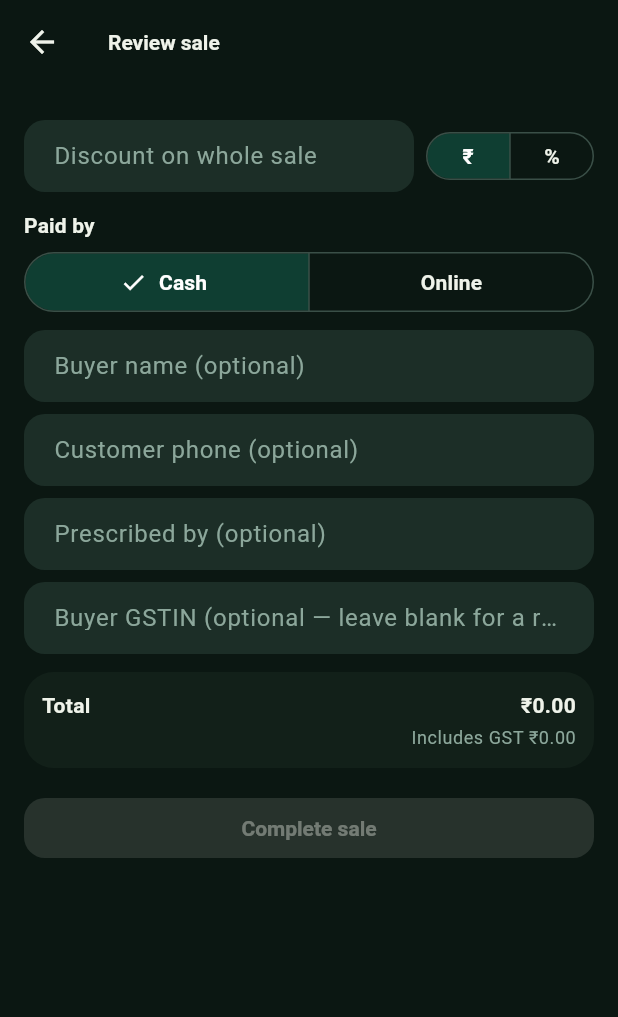
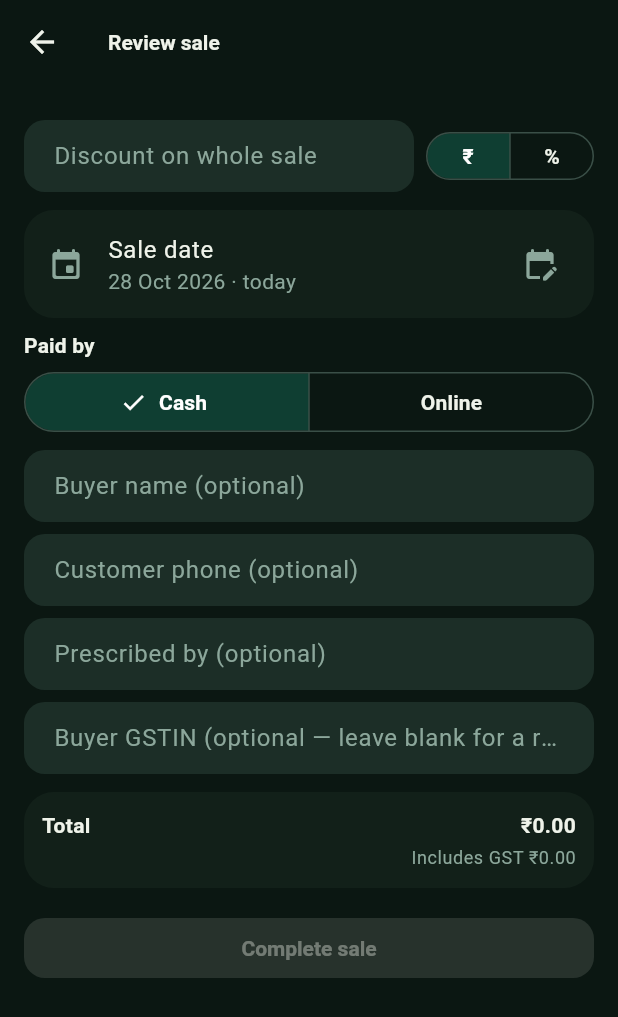
Before and after one commit to LostInCosmos/bahi_app, a Flutter app: the SaleReviewScreen screen opened directly with empty values, on a phone screen of 412 x 824 dp. Shown: the top 1017 px of the screen. Run offline on Flutter 3.47's test engine with Material 3 defaults, Android fonts, the phone set to English and light mode, and no system bars; our stand-ins replace file_picker, flutter_secure_storage, image_picker, package_info_plus, pdf, share_plus and 1 more; missing offline and left inert: pdfx, qr, record; accounts and stored records are empty.

Commit message:
DAS-150: the shopkeeper can date a sale (today by default, no future day)
A "Sale date" row on Review sale, above "Paid by": today unless another day
is picked (any past day for now, per the user; the 30-day window stays
behind kSaleDateLimits). The date is sent as sale_date only when changed,
so the server dates an ordinary sale its own today. A refused date shows
under the row; an expired batch (batch_expired) names the medicine.

Co-Authored-By: Claude Opus 5.5 <noreply@anthropic.com>

```diff
--- a/lib/features/sales/data/sale_api.dart
+++ b/lib/features/sales/data/sale_api.dart
@@ -1,6 +1,7 @@
 import 'dart:typed_data';
 
 import '../../../core/api/api_client.dart';
+import '../../../core/utils/format.dart';
 import '../models/sale.dart';
 import '../models/sale_totals.dart';
 
@@ -11,6 +12,7 @@ extension SaleApi on ApiClient {
     String? buyerPhone,
     String? doctorName,
     PaymentMode? paymentMode,
+    DateTime? saleDate,
     required List<CartEntry> lineItems,
     Discount? discount,
   }) async {
@@ -24,6 +26,10 @@ extension SaleApi on ApiClient {
       if (orNull(buyerPhone) != null) 'buyer_phone': buyerPhone,
       if (orNull(doctorName) != null) 'doctor_name': doctorName,
       if (paymentMode != null) 'payment_mode': paymentMode.wire,
+      // Only when the shopkeeper picked another day: absent, the server dates
+      // the sale its own today (India), so a phone with a wrong clock cannot
+      // move today's sales. An older server ignores it.
+      if (saleDate != null) 'sale_date': isoDate(saleDate),
       // `rate` is GST-inclusive and a discount is sent as typed; the server
       // converts it to rupees and decides every total (DAS-111).
       if (Discount.wireOf(discount) != null) 'discount': Discount.wireOf(discount),
--- /dev/null
+++ b/lib/features/sales/models/sale_date.dart
@@ -0,0 +1,32 @@
+/// Which dates a sale may carry. Today by default; the shopkeeper may pick
+/// another. The user's rule for now (2026-10-28): "any date for now", but
+/// never after today (a date in the next financial year would use up its bill
+/// 0001 early), so no back-dating limit ([kSaleDateLimits] off). The 30-day window it replaced
+/// (back to 30 days ago, never before 1 April of today's financial year, never
+/// in the future) is kept behind the switch, since "for now" may end. The
+/// server checks the same rule and is the one that decides.
+library;
+
+/// Whether the back-dating limits apply. Off at the user's word.
+const kSaleDateLimits = false;
+
+/// How far back a sale may be dated when the limits apply.
+const kSaleBackdateDays = 30;
+
+/// With no back-dating limit the picker still needs a first day: GST began on
+/// 1 July 2017.
+final kGstStart = DateTime(2017, 7, 1);
+
+/// 1 April of the financial year [day] falls in.
+DateTime financialYearStart(DateTime day) => DateTime(day.month >= 4 ? day.year : day.year - 1, 4, 1);
+
+/// The first and last dates a sale made on [today] may carry.
+({DateTime first, DateTime last}) saleDateWindow(DateTime today, {bool limits = kSaleDateLimits}) {
+  final day = DateTime(today.year, today.month, today.day);
+  if (!limits) return (first: kGstStart, last: day);
+  final back = day.subtract(const Duration(days: kSaleBackdateDays));
+  final fyStart = financialYearStart(day);
+  return (first: back.isBefore(fyStart) ? fyStart : back, last: day);
+}
+
+bool sameDay(DateTime a, DateTime b) => a.year == b.year && a.month == b.month && a.day == b.day;
--- a/lib/features/sales/presentation/sale_review_screen.dart
+++ b/lib/features/sales/presentation/sale_review_screen.dart
@@ -8,6 +8,7 @@ import '../../../core/widgets/inline_message.dart';
 import '../../inventory/data/product_catalog.dart';
 import '../data/sale_api.dart';
 import '../models/sale.dart';
+import '../models/sale_date.dart';
 import '../models/sale_totals.dart';
 import '../widgets/cart_line_editor.dart';
 import '../widgets/discount_field.dart';
@@ -35,6 +36,10 @@ class _SaleReviewScreenState extends State<SaleReviewScreen> {
   final _doctorController = TextEditingController();
   /// Cash unless the shopkeeper taps Online (the user, DAS-150).
   PaymentMode _paymentMode = PaymentMode.cash;
+  /// Another day the shopkeeper picked; null is today (the default).
+  DateTime? _saleDate;
+  /// The server's refusal of the date, under the date row.
+  String? _dateError;
   /// The server's refusal of the phone or the doctor, under its field.
   String? _phoneError;
   String? _doctorError;
@@ -98,6 +103,7 @@ class _SaleReviewScreenState extends State<SaleReviewScreen> {
       _message = null;
       _phoneError = null;
       _doctorError = null;
+      _dateError = null;
     });
     try {
       final result = await ApiClient.instance.createSale(
@@ -106,6 +112,7 @@ class _SaleReviewScreenState extends State<SaleReviewScreen> {
         buyerPhone: _buyerPhoneController.text.trim(),
         doctorName: _doctorController.text.trim(),
         paymentMode: _paymentMode,
+        saleDate: _saleDate,
         lineItems: widget.cart,
         discount: _saleDiscount,
       );
@@ -115,7 +122,14 @@ class _SaleReviewScreenState extends State<SaleReviewScreen> {
       final detail = e.detail;
       if (!mounted) return;
       final gone = e.statusCode == 404 ? _goneBatch.firstMatch(e.message) : null;
-      if (detail is Map && detail['error'] == 'insufficient_stock') {
+      if (detail is Map && detail['error'] == 'batch_expired') {
+        final expiry = DateTime.tryParse('${detail['expiry_date']}');
+        setState(() => _message = '${detail['product_name']}: this batch expired on '
+            '${expiry == null ? detail['expiry_date'] : shortDate(expiry)}, before the sale date. '
+            'Change the date or the batch.');
+      } else if (e.statusCode == 422 && detail is String && e.field == 'sale_date') {
+        setState(() => _dateError = detail);
+      } else if (detail is Map && detail['error'] == 'insufficient_stock') {
         setState(() => _message = 'Not enough stock for ${detail['product_name']}: '
             'requested ${detail['requested']}, available ${detail['available']}.');
       } else if (gone != null) {
@@ -157,6 +171,8 @@ class _SaleReviewScreenState extends State<SaleReviewScreen> {
             errorText: totals.saleError,
           ),
           const SizedBox(height: Spacing.m),
+          _saleDateRow(context),
+          const SizedBox(height: Spacing.s),
           Text('Paid by', style: Theme.of(context).textTheme.labelLarge),
           const SizedBox(height: Spacing.xs),
           SegmentedButton<PaymentMode>(
@@ -217,6 +233,57 @@ class _SaleReviewScreenState extends State<SaleReviewScreen> {
     );
   }
 
+  /// The sale's date: today unless the shopkeeper picks another day. Any past
+  /// day for now (the user), never a future one; see sale_date.dart.
+  Widget _saleDateRow(BuildContext context) {
+    final today = DateTime.now();
+    final shown = _saleDate ?? today;
+    final theme = Theme.of(context);
+    return Column(
+      crossAxisAlignment: CrossAxisAlignment.start,
+      children: [
+        Card(
+          margin: EdgeInsets.zero,
+          child: ListTile(
+            key: const ValueKey('sale-date'),
+            leading: const Icon(Icons.event_rounded),
+            title: const Text('Sale date'),
+            subtitle: Text('${shortDate(shown)} · ${_saleDate == null ? 'today' : 'changed'}'),
+            trailing: _saleDate == null
+                ? const Icon(Icons.edit_calendar_rounded)
+                : TextButton(
+                    onPressed: () => setState(() {
+                      _saleDate = null;
+                      _dateError = null;
+                    }),
+                    child: const Text('Use today'),
+                  ),
+            onTap: () async {
+              final window = saleDateWindow(today);
+              final picked = await showDatePicker(
+                context: context,
+                initialDate: shown,
+                firstDate: window.first,
+                lastDate: window.last,
+                helpText: 'Sale date',
+              );
+              if (picked == null || !mounted) return;
+              setState(() {
+                _saleDate = sameDay(picked, today) ? null : picked;
+                _dateError = null;
+              });
+            },
+          ),
+        ),
+        if (_dateError != null)
+          Padding(
+            padding: const EdgeInsets.only(top: Spacing.xs, left: Spacing.l),
+            child: Text(_dateError!, style: TextStyle(color: theme.colorScheme.error)),
+          ),
+      ],
+    );
+  }
+
   /// A line: what it comes to after its own discount, with the undiscounted
   /// amount struck through and the discount as typed beneath.
   Widget _cartRow(BuildContext context, int i, SaleTotals totals) {
```
Also changed, not shown: 2 other files.
